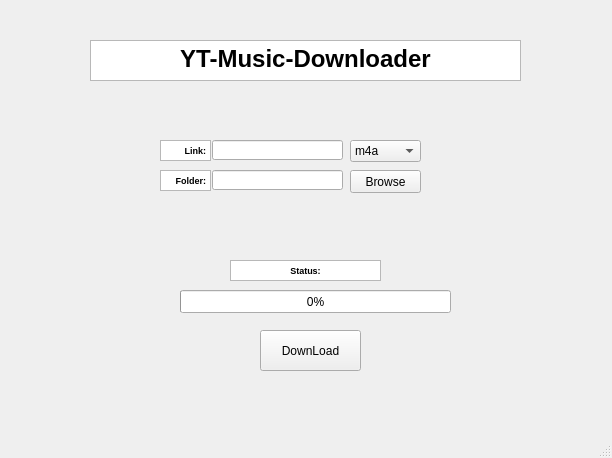
Above: UI/downloader_ver2.ui from thegooda/YT-Music-download before the change. Below: the same form after it.
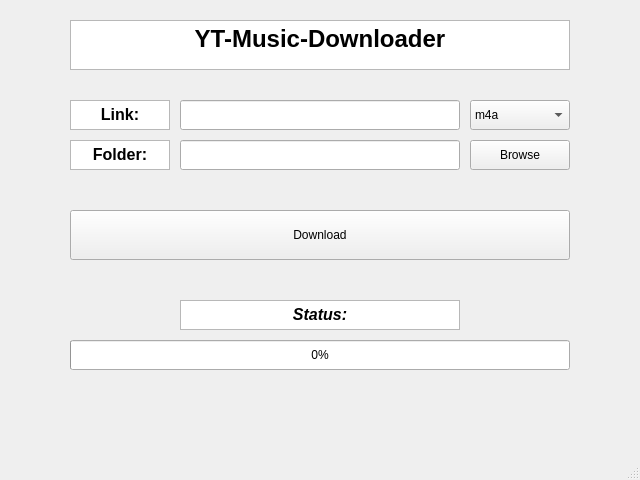
That is the form after the change.

Commit message: Adjusting UI elements.

Diff of the .ui file:
```diff
--- a/UI/downloader_ver2.ui
+++ b/UI/downloader_ver2.ui
@@ -6,8 +6,8 @@
    <rect>
     <x>0</x>
     <y>0</y>
-    <width>612</width>
-    <height>458</height>
+    <width>640</width>
+    <height>480</height>
    </rect>
   </property>
   <property name="windowTitle">
@@ -17,10 +17,10 @@
    <widget class="QComboBox" name="file_type">
     <property name="geometry">
      <rect>
-      <x>350</x>
-      <y>140</y>
-      <width>71</width>
-      <height>22</height>
+      <x>470</x>
+      <y>100</y>
+      <width>100</width>
+      <height>30</height>
      </rect>
     </property>
     <item>
@@ -37,20 +37,20 @@
    <widget class="QLineEdit" name="youtube_link">
     <property name="geometry">
      <rect>
-      <x>212</x>
-      <y>140</y>
-      <width>131</width>
-      <height>20</height>
+      <x>180</x>
+      <y>100</y>
+      <width>280</width>
+      <height>30</height>
      </rect>
     </property>
    </widget>
    <widget class="QLineEdit" name="folder_path">
     <property name="geometry">
      <rect>
-      <x>212</x>
-      <y>170</y>
-      <width>131</width>
-      <height>20</height>
+      <x>180</x>
+      <y>140</y>
+      <width>280</width>
+      <height>30</height>
      </rect>
     </property>
     <property name="inputMask">
@@ -63,10 +63,10 @@
    <widget class="QPushButton" name="Browse">
     <property name="geometry">
      <rect>
-      <x>350</x>
-      <y>170</y>
-      <width>71</width>
-      <height>23</height>
+      <x>470</x>
+      <y>140</y>
+      <width>100</width>
+      <height>30</height>
      </rect>
     </property>
     <property name="text">
@@ -76,40 +76,43 @@
    <widget class="QPushButton" name="download_button">
     <property name="geometry">
      <rect>
-      <x>260</x>
-      <y>330</y>
-      <width>101</width>
-      <height>41</height>
+      <x>70</x>
+      <y>210</y>
+      <width>500</width>
+      <height>50</height>
      </rect>
     </property>
     <property name="text">
-     <string>DownLoad</string>
+     <string>Download</string>
     </property>
    </widget>
    <widget class="QTextBrowser" name="Title">
     <property name="geometry">
      <rect>
-      <x>90</x>
-      <y>40</y>
-      <width>431</width>
-      <height>41</height>
+      <x>70</x>
+      <y>20</y>
+      <width>500</width>
+      <height>50</height>
      </rect>
     </property>
     <property name="html">
      <string>&lt;!DOCTYPE HTML PUBLIC &quot;-//W3C//DTD HTML 4.0//EN&quot; &quot;http://www.w3.org/TR/REC-html40/strict.dtd&quot;&gt;
-&lt;html&gt;&lt;head&gt;&lt;meta name=&quot;qrichtext&quot; content=&quot;1&quot; /&gt;&lt;style type=&quot;text/css&quot;&gt;
+&lt;html&gt;&lt;head&gt;&lt;meta name=&quot;qrichtext&quot; content=&quot;1&quot; /&gt;&lt;meta charset=&quot;utf-8&quot; /&gt;&lt;style type=&quot;text/css&quot;&gt;
 p, li { white-space: pre-wrap; }
-&lt;/style&gt;&lt;/head&gt;&lt;body style=&quot; font-family:'MS Shell Dlg 2'; font-size:8.25pt; font-weight:400; font-style:normal;&quot;&gt;
-&lt;p align=&quot;center&quot; style=&quot; margin-top:0px; margin-bottom:0px; margin-left:0px; margin-right:0px; -qt-block-indent:0; text-indent:0px;&quot;&gt;&lt;span style=&quot; font-size:18pt; font-weight:600;&quot;&gt;YT-Music-Downloader&lt;/span&gt;&lt;/p&gt;&lt;/body&gt;&lt;/html&gt;</string>
+hr { height: 1px; border-width: 0; }
+li.unchecked::marker { content: &quot;\2610&quot;; }
+li.checked::marker { content: &quot;\2612&quot;; }
+&lt;/style&gt;&lt;/head&gt;&lt;body style=&quot; font-family:'Segoe UI'; font-size:9pt; font-weight:400; font-style:normal;&quot;&gt;
+&lt;p align=&quot;center&quot; style=&quot; margin-top:0px; margin-bottom:0px; margin-left:0px; margin-right:0px; -qt-block-indent:0; text-indent:0px;&quot;&gt;&lt;span style=&quot; font-family:'MS Shell Dlg 2'; font-size:18pt; font-weight:600;&quot;&gt;YT-Music-Downloader&lt;/span&gt;&lt;/p&gt;&lt;/body&gt;&lt;/html&gt;</string>
     </property>
    </widget>
    <widget class="QProgressBar" name="progressBar">
     <property name="geometry">
      <rect>
-      <x>180</x>
-      <y>290</y>
-      <width>271</width>
-      <height>23</height>
+      <x>70</x>
+      <y>340</y>
+      <width>500</width>
+      <height>30</height>
      </rect>
     </property>
     <property name="value">
@@ -119,52 +122,61 @@
    <widget class="QTextBrowser" name="status_label">
     <property name="geometry">
      <rect>
-      <x>230</x>
-      <y>260</y>
-      <width>151</width>
-      <height>21</height>
+      <x>180</x>
+      <y>300</y>
+      <width>280</width>
+      <height>30</height>
      </rect>
     </property>
     <property name="html">
      <string>&lt;!DOCTYPE HTML PUBLIC &quot;-//W3C//DTD HTML 4.0//EN&quot; &quot;http://www.w3.org/TR/REC-html40/strict.dtd&quot;&gt;
-&lt;html&gt;&lt;head&gt;&lt;meta name=&quot;qrichtext&quot; content=&quot;1&quot; /&gt;&lt;style type=&quot;text/css&quot;&gt;
+&lt;html&gt;&lt;head&gt;&lt;meta name=&quot;qrichtext&quot; content=&quot;1&quot; /&gt;&lt;meta charset=&quot;utf-8&quot; /&gt;&lt;style type=&quot;text/css&quot;&gt;
 p, li { white-space: pre-wrap; }
-&lt;/style&gt;&lt;/head&gt;&lt;body style=&quot; font-family:'MS Shell Dlg 2'; font-size:8.25pt; font-weight:400; font-style:normal;&quot;&gt;
-&lt;p align=&quot;center&quot; style=&quot; margin-top:0px; margin-bottom:0px; margin-left:0px; margin-right:0px; -qt-block-indent:0; text-indent:0px;&quot;&gt;&lt;span style=&quot; font-size:7pt; font-weight:600;&quot;&gt;Status:&lt;/span&gt;&lt;/p&gt;&lt;/body&gt;&lt;/html&gt;</string>
+hr { height: 1px; border-width: 0; }
+li.unchecked::marker { content: &quot;\2610&quot;; }
+li.checked::marker { content: &quot;\2612&quot;; }
+&lt;/style&gt;&lt;/head&gt;&lt;body style=&quot; font-family:'Segoe UI'; font-size:9pt; font-weight:400; font-style:normal;&quot;&gt;
+&lt;p align=&quot;center&quot; style=&quot; margin-top:0px; margin-bottom:0px; margin-left:0px; margin-right:0px; -qt-block-indent:0; text-indent:0px;&quot;&gt;&lt;span style=&quot; font-family:'MS Shell Dlg 2'; font-size:12pt; font-weight:600; font-style:italic;&quot;&gt;Status:&lt;/span&gt;&lt;/p&gt;&lt;/body&gt;&lt;/html&gt;</string>
     </property>
    </widget>
    <widget class="QTextBrowser" name="Title_folder">
     <property name="geometry">
      <rect>
-      <x>160</x>
-      <y>170</y>
-      <width>51</width>
-      <height>21</height>
+      <x>70</x>
+      <y>140</y>
+      <width>100</width>
+      <height>30</height>
      </rect>
     </property>
     <property name="html">
      <string>&lt;!DOCTYPE HTML PUBLIC &quot;-//W3C//DTD HTML 4.0//EN&quot; &quot;http://www.w3.org/TR/REC-html40/strict.dtd&quot;&gt;
-&lt;html&gt;&lt;head&gt;&lt;meta name=&quot;qrichtext&quot; content=&quot;1&quot; /&gt;&lt;style type=&quot;text/css&quot;&gt;
+&lt;html&gt;&lt;head&gt;&lt;meta name=&quot;qrichtext&quot; content=&quot;1&quot; /&gt;&lt;meta charset=&quot;utf-8&quot; /&gt;&lt;style type=&quot;text/css&quot;&gt;
 p, li { white-space: pre-wrap; }
-&lt;/style&gt;&lt;/head&gt;&lt;body style=&quot; font-family:'MS Shell Dlg 2'; font-size:8.25pt; font-weight:400; font-style:normal;&quot;&gt;
-&lt;p align=&quot;right&quot; style=&quot; margin-top:0px; margin-bottom:0px; margin-left:0px; margin-right:0px; -qt-block-indent:0; text-indent:0px;&quot;&gt;&lt;span style=&quot; font-size:7pt; font-weight:600;&quot;&gt;Folder:&lt;/span&gt;&lt;/p&gt;&lt;/body&gt;&lt;/html&gt;</string>
+hr { height: 1px; border-width: 0; }
+li.unchecked::marker { content: &quot;\2610&quot;; }
+li.checked::marker { content: &quot;\2612&quot;; }
+&lt;/style&gt;&lt;/head&gt;&lt;body style=&quot; font-family:'Segoe UI'; font-size:9pt; font-weight:400; font-style:normal;&quot;&gt;
+&lt;p align=&quot;center&quot; style=&quot; margin-top:0px; margin-bottom:0px; margin-left:0px; margin-right:0px; -qt-block-indent:0; text-indent:0px;&quot;&gt;&lt;span style=&quot; font-family:'MS Shell Dlg 2'; font-size:12pt; font-weight:600;&quot;&gt;Folder:&lt;/span&gt;&lt;/p&gt;&lt;/body&gt;&lt;/html&gt;</string>
     </property>
    </widget>
    <widget class="QTextBrowser" name="Title_link">
     <property name="geometry">
      <rect>
-      <x>160</x>
-      <y>140</y>
-      <width>51</width>
-      <height>21</height>
+      <x>70</x>
+      <y>100</y>
+      <width>100</width>
+      <height>30</height>
      </rect>
     </property>
     <property name="html">
      <string>&lt;!DOCTYPE HTML PUBLIC &quot;-//W3C//DTD HTML 4.0//EN&quot; &quot;http://www.w3.org/TR/REC-html40/strict.dtd&quot;&gt;
-&lt;html&gt;&lt;head&gt;&lt;meta name=&quot;qrichtext&quot; content=&quot;1&quot; /&gt;&lt;style type=&quot;text/css&quot;&gt;
+&lt;html&gt;&lt;head&gt;&lt;meta name=&quot;qrichtext&quot; content=&quot;1&quot; /&gt;&lt;meta charset=&quot;utf-8&quot; /&gt;&lt;style type=&quot;text/css&quot;&gt;
 p, li { white-space: pre-wrap; }
-&lt;/style&gt;&lt;/head&gt;&lt;body style=&quot; font-family:'MS Shell Dlg 2'; font-size:8.25pt; font-weight:400; font-style:normal;&quot;&gt;
-&lt;p align=&quot;right&quot; style=&quot; margin-top:0px; margin-bottom:0px; margin-left:0px; margin-right:0px; -qt-block-indent:0; text-indent:0px;&quot;&gt;&lt;span style=&quot; font-size:7pt; font-weight:600;&quot;&gt;Link:&lt;/span&gt;&lt;/p&gt;&lt;/body&gt;&lt;/html&gt;</string>
+hr { height: 1px; border-width: 0; }
+li.unchecked::marker { content: &quot;\2610&quot;; }
+li.checked::marker { content: &quot;\2612&quot;; }
+&lt;/style&gt;&lt;/head&gt;&lt;body style=&quot; font-family:'Segoe UI'; font-size:9pt; font-weight:400; font-style:normal;&quot;&gt;
+&lt;p align=&quot;center&quot; style=&quot; margin-top:0px; margin-bottom:0px; margin-left:0px; margin-right:0px; -qt-block-indent:0; text-indent:0px;&quot;&gt;&lt;span style=&quot; font-family:'MS Shell Dlg 2'; font-size:12pt; font-weight:600;&quot;&gt;Link:&lt;/span&gt;&lt;/p&gt;&lt;/body&gt;&lt;/html&gt;</string>
     </property>
    </widget>
   </widget>
```
Left out of the diff: 2 changed lines with no effect on the pictures. The commit also changes 1 other file.
